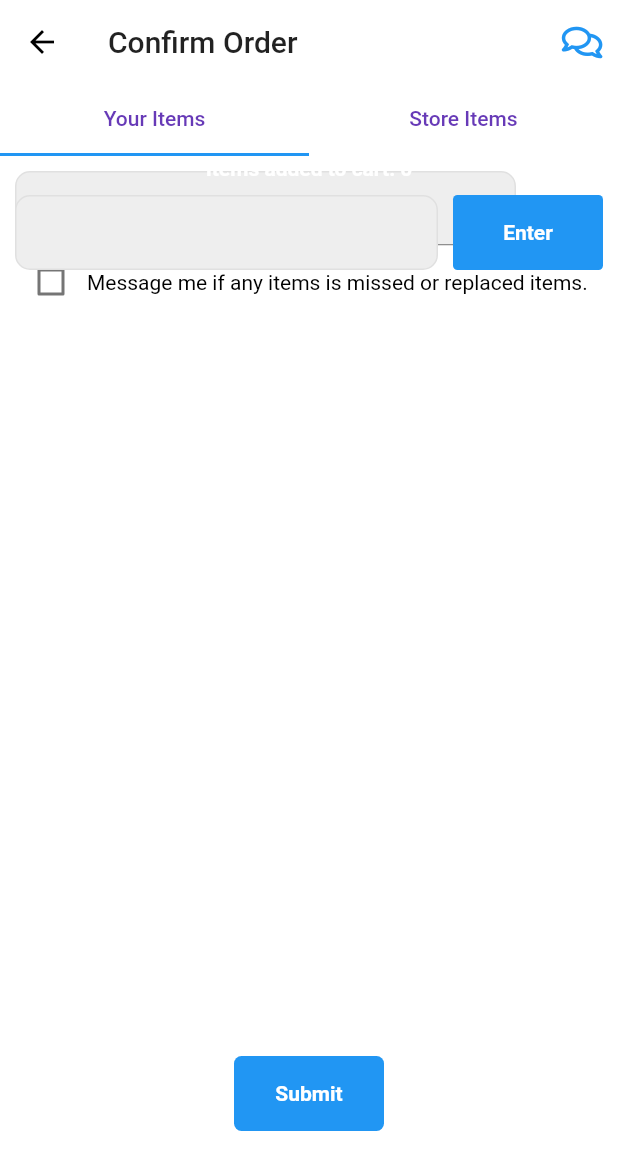
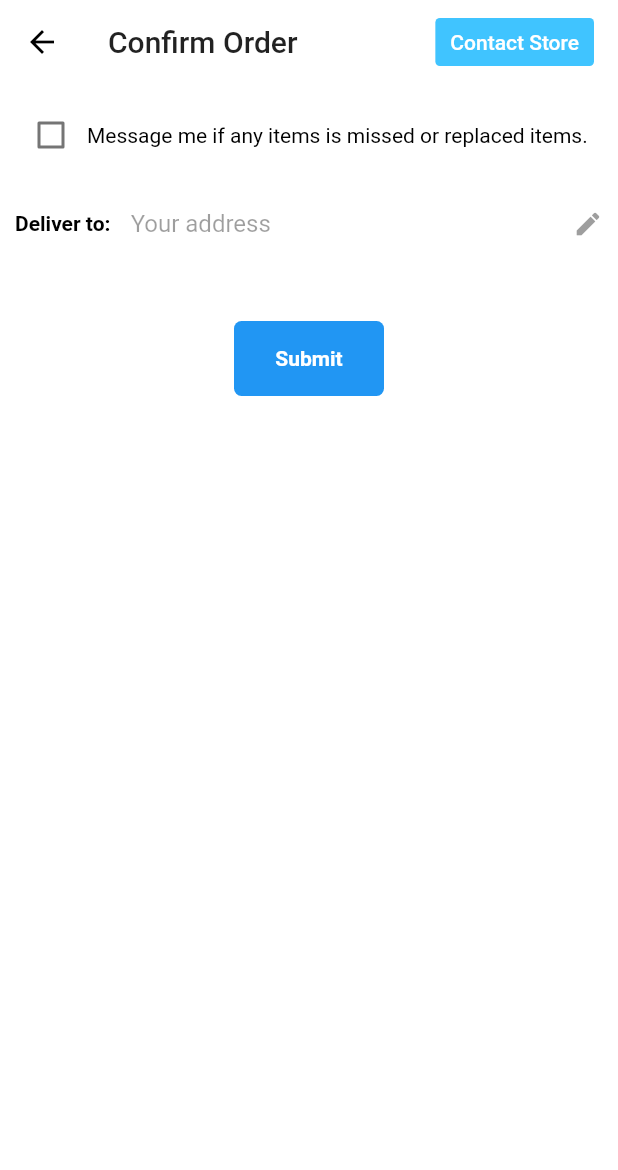
Before and after one commit to Sadypk/Seeya, a Flutter app: the ConfirmOrderScreen screen opened directly, on a phone screen of 412 x 824 dp. Shown: the top 1170 px of the screen. Run offline on Flutter 3.47's test engine with Material 2 defaults, Android fonts, the phone set to English and light mode, and no system bars; our stand-ins replace animated_bottom_navigation_bar, buttons_tabbar, cached_network_image, camera, flutter_feather_icons, flutter_typeahead and 3 more; missing offline and left inert: bottom_drawer; Roboto replaces fonts that are missing (Comfortaa-Regular); statements that could not run were skipped.

Commit message:
just committing

```diff
--- a/lib/features/store/view/confirm_order_screen.dart
+++ b/lib/features/store/view/confirm_order_screen.dart
@@ -11,21 +11,20 @@ class ConfirmOrderScreen extends StatelessWidget {
   Widget build(BuildContext context) {
     Get.put(CartViewModel());
     CartViewModel vm = Get.find();
+    // vm.cartItemsWithQuantity.removeWhere((v) => v.count == 0);
 
     itemQuantityControllerTile(int i, bool manual){
       CartViewModel vm = Get.find();
       return Obx((){
         return Container(
           height: 60,
-          margin: EdgeInsets.symmetric(vertical: 10),
-          child: Card(
-            elevation: 3,
+          margin: EdgeInsets.symmetric(vertical: 6),
           child: Padding(
             padding: EdgeInsets.symmetric(horizontal: 10, vertical: 5),
             child: Row(
               mainAxisAlignment: MainAxisAlignment.spaceBetween,
               children: [
-                  Text(manual?vm.cartManualItemsWithQuantity[i].product.productName:vm.cartItemsWithQuantity[i].product.productName),
+                Text(manual?vm.cartManualItemsWithQuantity[i].product.productName:vm.cartItemsWithQuantity[i].product.productName, style: TextStyle(fontSize: 15, fontWeight: FontWeight.bold),),
                 Row(
                   children: [
                     InkWell(
@@ -91,22 +90,21 @@ class ConfirmOrderScreen extends StatelessWidget {
               ],
             ),
           ),
-          ),
         );
       });
     }
 
     List<Widget> cartList(){
-      List<Widget> list = [Text('Cart Items', style: TextStyle(fontWeight: FontWeight.bold))];
-      for(int i=0; i<vm.cartItems.length; i++){
-        list.add(itemQuantityControllerTile(i, false));
+      List<Widget> list = [];
+      for(int i=0; i<vm.cartItemsWithQuantity.length; i++){
+        if(vm.cartItemsWithQuantity[i].count>0)list.add(itemQuantityControllerTile(i, false));
       }
       return list;
     }
 
     List<Widget> cartManualList(){
-      List<Widget> list = [Text('Manual Items', style: TextStyle(fontWeight: FontWeight.bold),)];
-      for(int i=0; i<vm.cartManualItems.length; i++){
+      List<Widget> list = [];
+      for(int i=0; i<vm.cartManualItemsWithQuantity.length; i++){
         list.add(itemQuantityControllerTile(i, true));
       }
       return list;
@@ -124,31 +122,15 @@ class ConfirmOrderScreen extends StatelessWidget {
           mainAxisAlignment: MainAxisAlignment.spaceBetween,
           mainAxisSize: MainAxisSize.max,
           children: [
+            Text('Deliver to: ', style: TextStyle(fontWeight: FontWeight.bold),),
             Flexible(
               child: Container(
                 padding: EdgeInsets.symmetric(horizontal: 10),
-                height: 50,
-                decoration: BoxDecoration(
-                  color: Colors.grey[200],
-                  borderRadius: BorderRadius.circular(10),
-                  border: Border.all(color: Colors.grey[300], width: 1),
-                  // boxShadow: [
-                  //   BoxShadow(
-                  //       color: Color(0xff000000).withOpacity(0.2), blurRadius: 20),
-                  //   BoxShadow(
-                  //       color: Color(0xfffafafa).withOpacity(0.2), blurRadius: 20),
-                  // ],
-                ),
+                // height: 50,
                 child: TextFormField(
                   controller: editAddressController,
-                  decoration: InputDecoration(
-                      enabledBorder: UnderlineInputBorder(
-                        borderSide: BorderSide(color: Colors.transparent),
-                      ),
+                  decoration: InputDecoration.collapsed(
                       enabled: editAddress.value,
-                      focusedBorder: UnderlineInputBorder(
-                        borderSide: BorderSide(color: Colors.cyan),
-                      ),
                       // hintText: StringResources.enterRedeemBalanceText,
                       hintStyle: TextStyle(fontWeight: FontWeight.bold, color: Colors.grey)
                   ),
@@ -156,27 +138,30 @@ class ConfirmOrderScreen extends StatelessWidget {
               ),
             ),
             SizedBox(width: 10,),
-            IconButton(icon: Icon(editAddress.value?Icons.done:Icons.edit, color: editAddress.value?Colors.green:Colors.grey,),onPressed: (){
-              // editAddress.value = !editAddress.value;
-            },),
+            Icon(editAddress.value?Icons.done:Icons.edit,size: 20, color: editAddress.value?Colors.green:Colors.grey,)
           ],
         ),
       );
     });
-    return DefaultTabController(
-      length: 2,
+    return WillPopScope(
+      onWillPop: ()async{
+        return false;
+      },
       child: Scaffold(
         appBar: AppBar(
           title: Text('Confirm Order', style: TextStyle(color: Colors.black87),),
           actions: [
-            IconButton(icon: FaIcon(FontAwesomeIcons.comments, color: Colors.blue,), onPressed: (){})
+            FlatButton(
+              color: Colors.cyanAccent,
+              child: Container(
+                padding: EdgeInsets.symmetric(vertical: 8, horizontal: 10),
+                  decoration: BoxDecoration(
+                    borderRadius: BorderRadius.circular(3),
+                    color: Colors.lightBlueAccent
+                  ),
+                  child: Text('Contact Store', style: TextStyle(color: Colors.white),)),
+            )
           ],
-          bottom: TabBar(
-            tabs: [
-              Tab(child: Text('Your Items', style: TextStyle(color: Colors.deepPurple),),),
-              Tab(child: Text('Store Items', style: TextStyle(color: Colors.deepPurple)),),
-            ],
-          ),
         ),
         body: Stack(
           children: [
@@ -184,13 +169,14 @@ class ConfirmOrderScreen extends StatelessWidget {
               padding: EdgeInsets.all(10),
               child: Column(
                 children: [
-                  editAddressTextField,
                   Row(
                     children: [
                       Checkbox(value: check.value, onChanged: (v){check.value = v;}),
                       Text('Message me if any items is missed or replaced items.')
                     ],
                   ),
+                  SizedBox(height: 10,),
+                  editAddressTextField,
 
                   // SizedBox(height: 5,),
                   // if(vm.cartItemsWithQuantity.length!=0)Column(
@@ -202,26 +188,17 @@ class ConfirmOrderScreen extends StatelessWidget {
                   //   crossAxisAlignment: CrossAxisAlignment.start,
                   //   children: cartManualList(),
                   // ),
-                  Expanded(
-                    child: TabBarView(children: [
-                      Obx((){
-                        return ListView.builder(
-                          itemBuilder: (BuildContext context, int index){
-                            return itemQuantityControllerTile(index, true);
-                          },
-                          itemCount: vm.cartManualItemsWithQuantity.length,
-                        );
-                      }),
-                      Obx((){
-                        return ListView.builder(
-                          itemBuilder: (BuildContext context, int index){
-                            return itemQuantityControllerTile(index, false);
-                          },
-                          itemCount: vm.cartItemsWithQuantity.length,
-                        );
-                      }),
-                    ]),
+                  SizedBox(height: 20,),
+                  Column(
+                    crossAxisAlignment: CrossAxisAlignment.start,
+                    children: cartList(),
                   ),
+                  // if(vm.cartManualItemsWithQuantity.isNotEmpty)Divider(height: 20,),
+                  if(vm.cartManualItemsWithQuantity.isNotEmpty)Column(
+                    crossAxisAlignment: CrossAxisAlignment.start,
+                    children: cartManualList(),
+                  ),
+                  SizedBox(height: 20,),
                   FlatButton(onPressed: null, child: Container(
                     height: 50,
                     width: 100,
@@ -244,8 +221,8 @@ class ConfirmOrderScreen extends StatelessWidget {
     );
   }
 
-  double _headerHeight = 50;
-  double _bodyHeight = 200;
+  double _headerHeight = 80;
+  double _bodyHeight = 80;
   BottomDrawerController _controller = BottomDrawerController();
 
   Widget _buildBottomDrawer(BuildContext context) {
@@ -254,19 +231,12 @@ class ConfirmOrderScreen extends StatelessWidget {
       body: _buildBottomDrawerBody(context),
       headerHeight: _headerHeight,
       drawerHeight: _bodyHeight,
-      color: Colors.lightBlueAccent,
+      color: Colors.grey,
       controller: _controller,
     );
   }
 
   Widget _buildBottomDrawerHead(BuildContext context) {
-    return Container(
-      height: _headerHeight,
-      child: Center(child: Icon(Icons.drag_handle, color: Colors.white,),),
-    );
-  }
-
-  Widget _buildBottomDrawerBody(BuildContext context){
     TextEditingController cartTextController = TextEditingController();
     var enterCartItemsText = Container(
       height: 50,
@@ -331,76 +301,25 @@ class ConfirmOrderScreen extends StatelessWidget {
         ],
       ),
     );
-    CartViewModel vm = Get.find();
+    return Container(
+      height: _headerHeight,
+      child: Padding(
+        padding: const EdgeInsets.symmetric(horizontal: 10),
+        child: Column(
+          mainAxisAlignment: MainAxisAlignment.center,
+          children: [
+            // Icon(Icons.drag_handle, color: Colors.white,),
+            enterCartItemsText
+          ],
+        ),
+      )
+    );
+  }
+
+  Widget _buildBottomDrawerBody(BuildContext context){
     return Obx((){
       return Container(
         height: _bodyHeight,
-        child: Padding(
-          padding: EdgeInsets.symmetric(horizontal: 10),
-          child: Column(
-            crossAxisAlignment: CrossAxisAlignment.center,
-            children: [
-              Row(
-                mainAxisSize: MainAxisSize.max,
-                mainAxisAlignment: MainAxisAlignment.center,
-                children: [
-                  Text('Items added to cart: '+(vm.cartItems.length+vm.cartManualItems.length).toString(), style: TextStyle(color: Colors.white, fontWeight: FontWeight.bold),),
-                  // InkWell(
-                  //   onTap: (){
-                  //     if((vm.cartManualItems.length+vm.cartItems.length)>0){
-                  //       vm.confirmCart();
-                  //       Get.to(ConfirmOrderScreen());
-                  //     }
-                  //   },
-                  //   child: Container(
-                  //     padding: EdgeInsets.symmetric(horizontal: 10, vertical: 5),
-                  //     decoration: BoxDecoration(
-                  //       color: Colors.white,
-                  //       borderRadius: BorderRadius.circular(50),
-                  //     ),
-                  //     child: Center(
-                  //       child: Text('Proceed', style: TextStyle(color: vm.cartItems.length==0?Colors.grey:Colors.lightBlueAccent, fontWeight: FontWeight.bold),),
-                  //     ),
-                  //   ),
-                  // )
-                ],
-              ),
-              SizedBox(height: 10,),
-              enterCartItemsText,
-              SizedBox(height: 10,),
-              Container(
-                height: 50,
-                child: ListView.builder(
-                    itemCount: vm.cartManualItems.length,
-                    scrollDirection: Axis.horizontal,
-                    itemBuilder: (BuildContext context, int index){
-                      return InkWell(
-                        onTap: (){
-                          vm.cartManualItems.removeWhere((x) => x.productName == vm.cartManualItems[index].productName);
-                        },
-                        child: Container(
-                          margin: EdgeInsets.only(right: 10, top: 10),
-                          padding: EdgeInsets.symmetric(vertical: 5, horizontal: 10),
-                          decoration: BoxDecoration(
-                              color: Colors.grey[100],
-                              border: Border.all(color: Colors.grey[300]),
-                              borderRadius: BorderRadius.circular(5)
-                          ),
-                          child: Center(child: Row(
-                            children: [
-                              Text(vm.cartManualItems[index].productName, style: TextStyle(color: Colors.black87, fontSize: 14, fontWeight: FontWeight.bold),),
-                              SizedBox(width: 5,),
-                              FaIcon(FontAwesomeIcons.solidTimesCircle, color: Colors.red, size: 14,),
-                            ],
-                          )),
-                        ),
-                      );
-                    }
-                ),
-              ),
-            ],
-          ),
-        ),
       );
     });
   }
--- a/lib/features/store/view_model/cart_view_model.dart
+++ b/lib/features/store/view_model/cart_view_model.dart
@@ -4,10 +4,10 @@ import 'package:seeya/main_app/models/product_model.dart';
 
 class CartViewModel extends GetxController{
   var cartItems = <ProductModel>[].obs;
-  var cartManualItems = <ProductModel>[].obs;
+  // var cartManualItems = <ProductModel>[].obs;
   var cartItemsWithQuantity = <CartModel>[].obs;
   var cartManualItemsWithQuantity = <CartModel>[].obs;
-  var storeProducts = <CartModel>[].obs;
+  // var storeProducts = <CartModel>[].obs;
 
   // confirmCart(){
   //   cartManualItemsWithQuantity.clear();
```
Also changed, not shown: lib/features/store/view/store_screen.dart (+38 -30 lines). Lines whose indentation alone changed are shown as unchanged.
